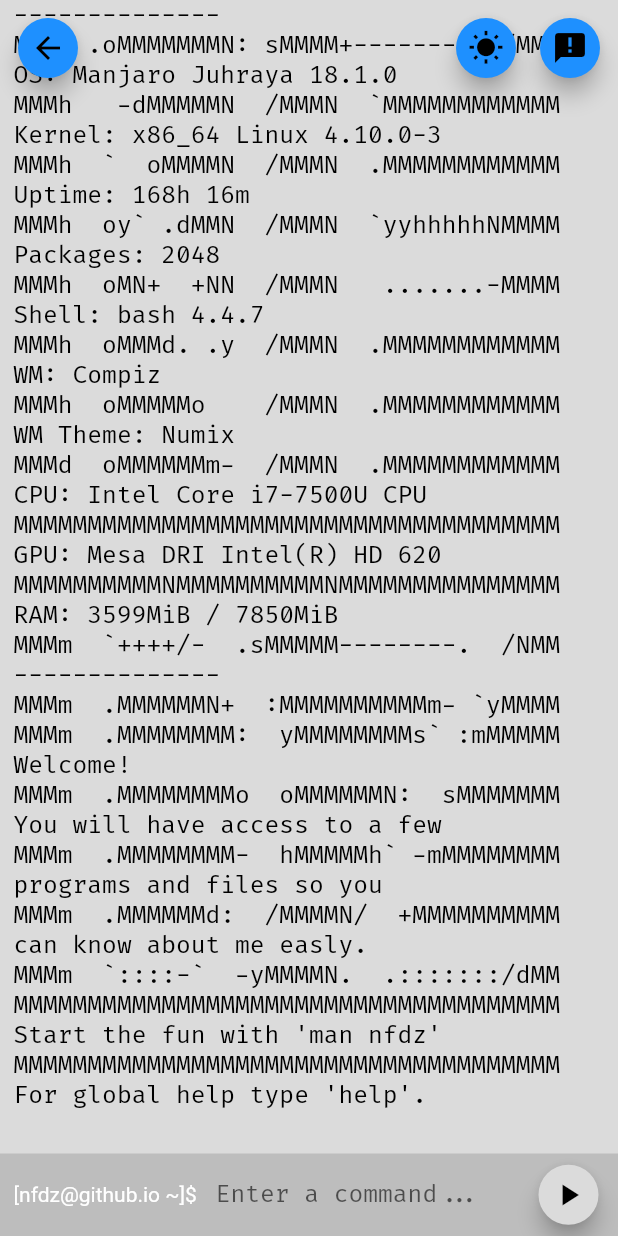
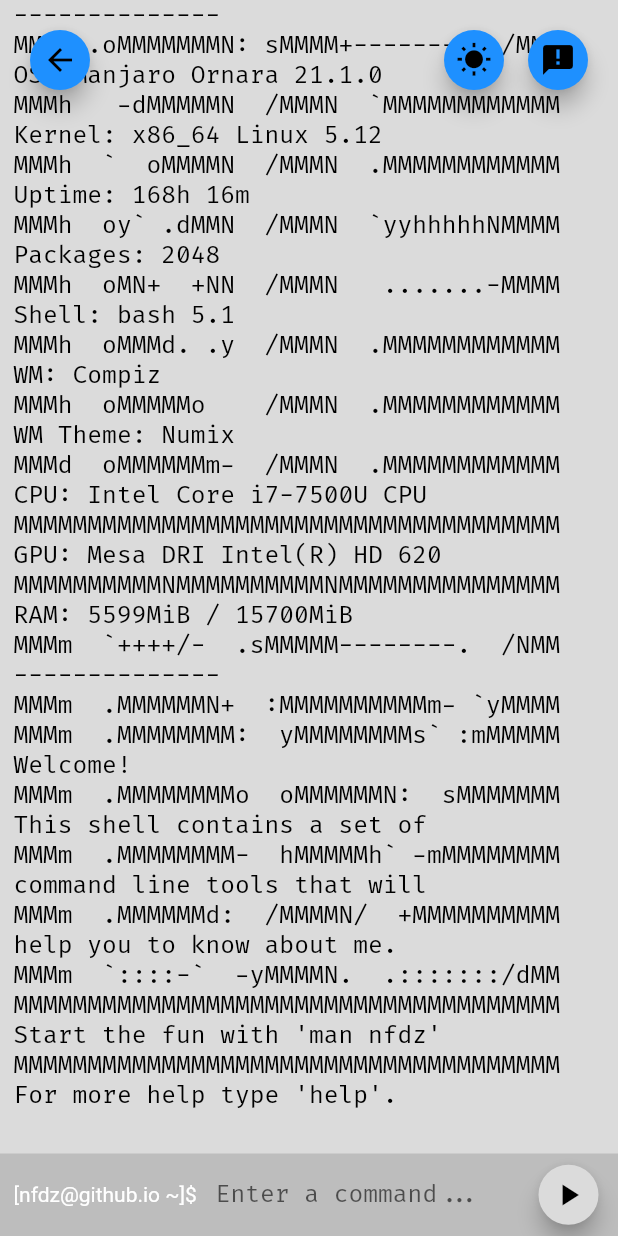
Before and after one commit to nfdz/FakeTerminal, a Flutter app: the screen it shows after launch, on a phone screen of 412 x 824 dp. Run offline on Flutter 3.47's test engine with Material 2 defaults, Android fonts, the phone set to English and light mode, and no system bars; our stand-ins replace flutter_riverpod, riverpod, shared_preferences; statements that could not run were skipped.

Commit message:
Implement fake command wrapper and fix theme

```diff
--- a/src/fake_terminal_app/lib/core/fake_data/model/fake_data.dart
+++ b/src/fake_terminal_app/lib/core/fake_data/model/fake_data.dart
@@ -40,10 +40,10 @@
 @JsonSerializable()
 class FakeArgument {
   final String name;
-  final String manual;
+  final String description;
   @JsonKey(name: "output_url")
   final String outputUrl;
-  FakeArgument({required this.name, required this.manual, required this.outputUrl});
+  FakeArgument({required this.name, required this.description, required this.outputUrl});
 
   factory FakeArgument.fromJson(Map<String, dynamic> json) => _$FakeArgumentFromJson(json);
   Map<String, dynamic> toJson() => _$FakeArgumentToJson(this);
--- a/src/fake_terminal_app/lib/core/terminal/local/terminal_system.dart
+++ b/src/fake_terminal_app/lib/core/terminal/local/terminal_system.dart
@@ -1,6 +1,6 @@
 import 'package:fake_terminal_app/core/terminal/model/terminal_line.dart';
 import 'package:fake_terminal_app/core/terminal/model/terminal_state.dart';
-import 'package:fake_terminal_app/utils/constants.dart';
+import 'package:fake_terminal_app/core/texts/terminal_texts.dart';
 
 // final Logger _kLogger = Logger("ThemeSystem");
 
@@ -9,7 +9,7 @@
   return TerminalState(
     historyInput: [],
     output: [
-      TerminalLine(line: kWelcomeText, type: LineType.result),
+      TerminalLine(line: TerminalTexts.welcomeText, type: LineType.result),
     ],
   );
 }
--- a/src/fake_terminal_app/lib/core/terminal/presentation/terminal_widget.dart
+++ b/src/fake_terminal_app/lib/core/terminal/presentation/terminal_widget.dart
@@ -4,7 +4,7 @@
 import 'package:fake_terminal_app/core/terminal/presentation/top_menu_widget.dart';
 import 'package:flutter/material.dart';
 
-const _kTopIconsPadding = EdgeInsets.all(8);
+const _kTopIconsPadding = EdgeInsets.all(16);
 
 class TerminalWidget extends StatelessWidget {
   @override
--- a/src/fake_terminal_app/lib/core/texts/terminal_texts.dart
+++ b/src/fake_terminal_app/lib/core/texts/terminal_texts.dart
@@ -1,4 +1,28 @@
 class TerminalTexts {
+  static const String welcomeText = """
+MMMMMMMMMMMMMMMMMMMMMMMMMMMMMMMMMMMMM  nfdz@github.io
+MMMMMMMMMMMMMMMMMMMMMMMMMMMMMMMMMMMMM  --------------
+MMMm .oMMMMMMMN: sMMMM+----------/MMM  OS: Manjaro Ornara 21.1.0
+MMMh   -dMMMMMN  /MMMN  `MMMMMMMMMMMM  Kernel: x86_64 Linux 5.12
+MMMh  `  oMMMMN  /MMMN  .MMMMMMMMMMMM  Uptime: 168h 16m
+MMMh  oy` .dMMN  /MMMN  `yyhhhhhNMMMM  Packages: 2048
+MMMh  oMN+  +NN  /MMMN   .......-MMMM  Shell: bash 5.1
+MMMh  oMMMd. .y  /MMMN  .MMMMMMMMMMMM  WM: Compiz
+MMMh  oMMMMMo    /MMMN  .MMMMMMMMMMMM  WM Theme: Numix
+MMMd  oMMMMMMm-  /MMMN  .MMMMMMMMMMMM  CPU: Intel Core i7-7500U CPU
+MMMMMMMMMMMMMMMMMMMMMMMMMMMMMMMMMMMMM  GPU: Mesa DRI Intel(R) HD 620
+MMMMMMMMMMNMMMMMMMMMMNMMMMMMMMMMMMMMM  RAM: 5599MiB / 15700MiB
+MMMm  `++++/-  .sMMMMM--------.  /NMM  --------------
+MMMm  .MMMMMMN+  :MMMMMMMMMMm- `yMMMM
+MMMm  .MMMMMMMM:  yMMMMMMMMs` :mMMMMM  Welcome!
+MMMm  .MMMMMMMMo  oMMMMMMN:  sMMMMMMM  This shell contains a set of
+MMMm  .MMMMMMMM-  hMMMMMh` -mMMMMMMMM  command line tools that will
+MMMm  .MMMMMMd:  /MMMMN/  +MMMMMMMMMM  help you to know about me.
+MMMm  `::::-`  -yMMMMN.  .:::::::/dMM
+MMMMMMMMMMMMMMMMMMMMMMMMMMMMMMMMMMMMM  Start the fun with 'man nfdz'
+MMMMMMMMMMMMMMMMMMMMMMMMMMMMMMMMMMMMM  For more help type 'help'.
+""";
+  static const String appName = "Terminal - nfdz";
   static const String terminalInputPrefix = "[nfdz@github.io ~]\$ ";
   static const String terminalInputHint = "Enter a command...";
   static const String executeCommandTooltip = "Execute command";
--- a/src/fake_terminal_app/lib/core/theme/provider/theme_provider.dart
+++ b/src/fake_terminal_app/lib/core/theme/provider/theme_provider.dart
@@ -24,5 +24,6 @@
 
   void toggleTheme() {
     state = state == ThemeSettings.dark ? ThemeSettings.light : ThemeSettings.dark;
+    _persistence.saveThemeSettings(state);
   }
 }
--- a/src/fake_terminal_app/lib/main.dart
+++ b/src/fake_terminal_app/lib/main.dart
@@ -1,4 +1,5 @@
 import 'package:fake_terminal_app/core/terminal/presentation/terminal_widget.dart';
+import 'package:fake_terminal_app/core/texts/terminal_texts.dart';
 import 'package:fake_terminal_app/core/theme/theme.dart';
 import 'package:flutter/foundation.dart';
 import 'package:flutter/material.dart';
@@ -31,7 +32,7 @@
   Widget build(BuildContext context, ScopedReader watch) {
     final theme = watch(themeProvider);
     return MaterialApp(
-      title: kAppName,
+      title: TerminalTexts.appName,
       theme: theme.data,
       home: MainPage(),
     );
--- a/src/fake_terminal_app/lib/utils/constants.dart
+++ /dev/null
@@ -1,35 +0,0 @@
-// Texts (Command texts are located in each command data class)
-const String kAppName = "Terminal - nfdz";
-const String kWarningButton = "Warning! This is a Flutter experiment v1.10.6";
-const String kWarningDialogTitle = "Flutter Web Experiment";
-const String kWarningDialogContent =
-    "Flutter web is currently in experimental state. The project progress is very fast and the roadmap looks amazing. This app is a test field to see how everything works, how is the performance and find bugs. I hope to be able to report something and contribute as much as I can to the project. You can take a look to the code in the repository, it is software libre GPLv3. Have fun!";
-const String kWarningDialogGithub = "Github";
-const String kHelpArg = "-h";
-
-const String kWelcomeText = """
-MMMMMMMMMMMMMMMMMMMMMMMMMMMMMMMMMMMMM  nfdz@github.io
-MMMMMMMMMMMMMMMMMMMMMMMMMMMMMMMMMMMMM  --------------
-MMMm .oMMMMMMMN: sMMMM+----------/MMM  OS: Manjaro Juhraya 18.1.0
-MMMh   -dMMMMMN  /MMMN  `MMMMMMMMMMMM  Kernel: x86_64 Linux 4.10.0-3
-MMMh  `  oMMMMN  /MMMN  .MMMMMMMMMMMM  Uptime: 168h 16m
-MMMh  oy` .dMMN  /MMMN  `yyhhhhhNMMMM  Packages: 2048
-MMMh  oMN+  +NN  /MMMN   .......-MMMM  Shell: bash 4.4.7
-MMMh  oMMMd. .y  /MMMN  .MMMMMMMMMMMM  WM: Compiz
-MMMh  oMMMMMo    /MMMN  .MMMMMMMMMMMM  WM Theme: Numix
-MMMd  oMMMMMMm-  /MMMN  .MMMMMMMMMMMM  CPU: Intel Core i7-7500U CPU
-MMMMMMMMMMMMMMMMMMMMMMMMMMMMMMMMMMMMM  GPU: Mesa DRI Intel(R) HD 620
-MMMMMMMMMMNMMMMMMMMMMNMMMMMMMMMMMMMMM  RAM: 3599MiB / 7850MiB
-MMMm  `++++/-  .sMMMMM--------.  /NMM  --------------
-MMMm  .MMMMMMN+  :MMMMMMMMMMm- `yMMMM
-MMMm  .MMMMMMMM:  yMMMMMMMMs` :mMMMMM  Welcome!
-MMMm  .MMMMMMMMo  oMMMMMMN:  sMMMMMMM  You will have access to a few
-MMMm  .MMMMMMMM-  hMMMMMh` -mMMMMMMMM  programs and files so you
-MMMm  .MMMMMMd:  /MMMMN/  +MMMMMMMMMM  can know about me easly.
-MMMm  `::::-`  -yMMMMN.  .:::::::/dMM
-MMMMMMMMMMMMMMMMMMMMMMMMMMMMMMMMMMMMM  Start the fun with 'man nfdz'
-MMMMMMMMMMMMMMMMMMMMMMMMMMMMMMMMMMMMM  For global help type 'help'.
-""";
-const String kCmdIgnoredArgs = "(Some input arguments were ignored)";
-const String kCmdInvalidArgs = "Input argument required, to learn about this command use: man ";
-const String kCmdInvalidArg = "Invalid argument, to learn about this command use: man ";
--- a/src/fake_terminal_app/lib/utils/html_comm_workaround.dart
+++ /dev/null
@@ -1,7 +0,0 @@
-const String _kGoBackCode = "[GO_BACK]";
-const String _kGoGithubCode = "[GO_GITHUB]";
-
-class HtmlCommWorkAround {
-  static void goBackHistory() => print(_kGoBackCode);
-  static void goGithub() => print(_kGoGithubCode);
-}
```
Also changed, not shown: src/fake_terminal_app/assets/fake_data.json (+7 -7 lines), src/fake_terminal_app/lib/core/commands/model/fake_command_wrapper.dart (added, +66 -0 lines), 1 other file.
